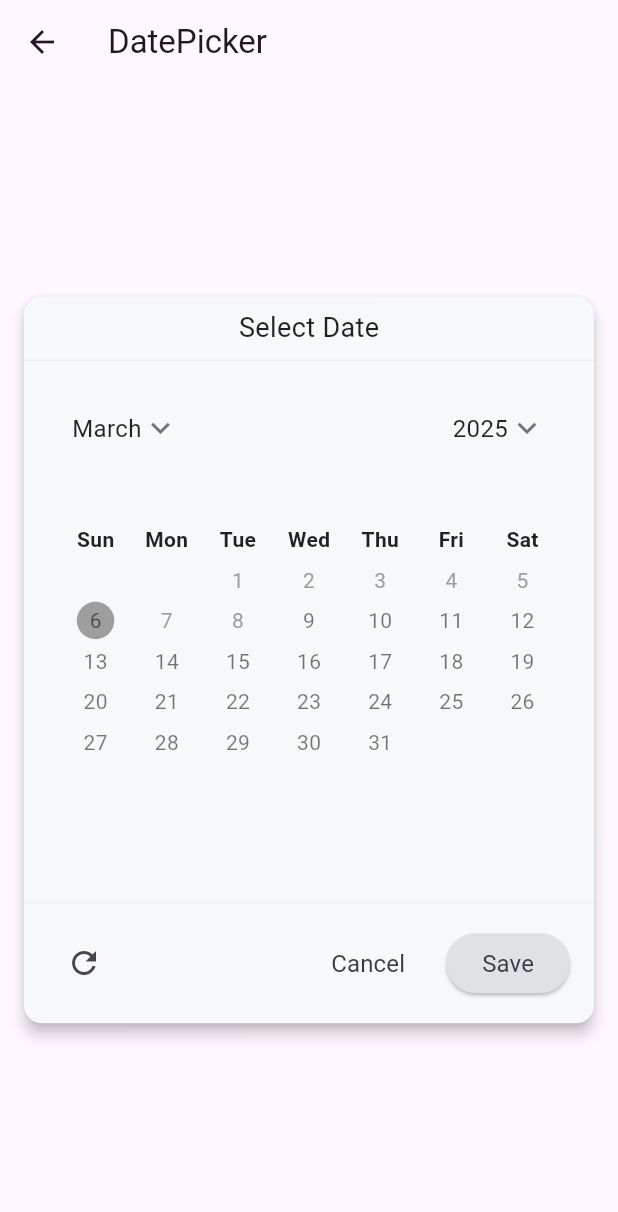
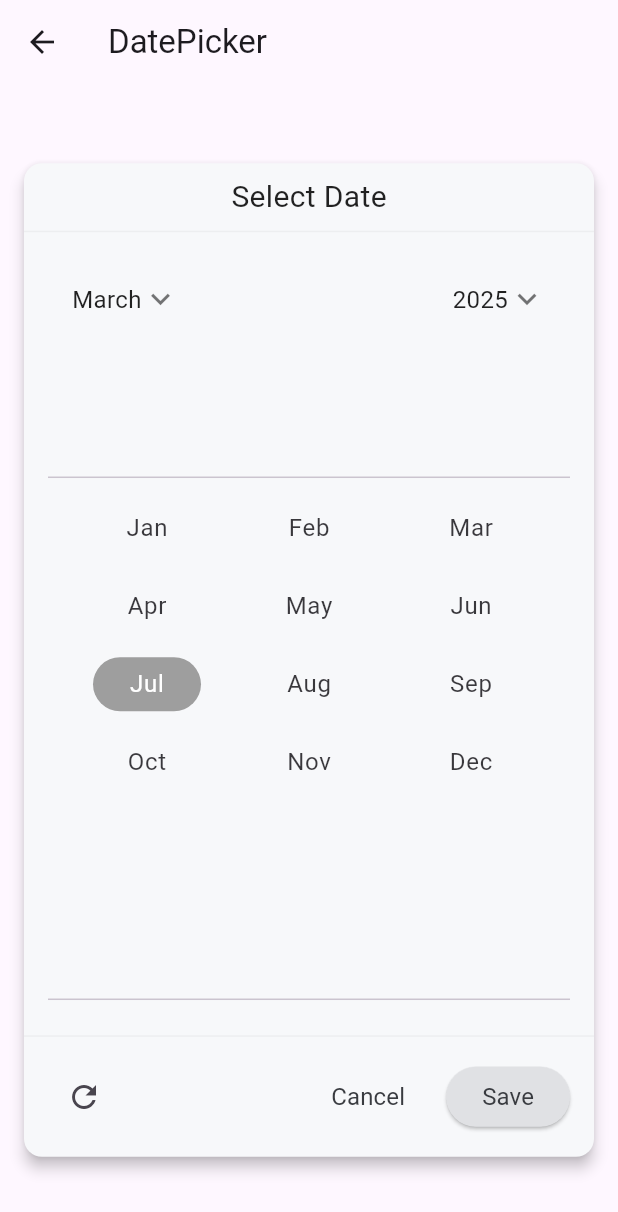
Before and after one commit to xymbia/flutter_realm, a Flutter app: the DatePickerPage screen opened directly, after a tap on "March", on a phone screen of 412 x 824 dp. Shown: the top 1212 px of the screen. Run offline on Flutter 3.47's test engine with Material 3 defaults, Android fonts, the phone set to English and light mode, and no system bars; our stand-ins replace dotted_border, dropdown_button2, flutter_screenutil, logger.

Commit message:
- Added callbacks for Month & Year Selections

```diff
--- a/lib/screens/date_picker_example.dart
+++ b/lib/screens/date_picker_example.dart
@@ -1,3 +1,5 @@
+import 'dart:developer';
+
 import 'package:flutter/material.dart';
 import 'package:flutter_realm/presentation/theme/app.dart';
 import 'package:flutter_screenutil/flutter_screenutil.dart';
@@ -18,60 +20,7 @@ class DatePickerPage extends StatefulWidget {
 
 class _SwitchTilePageState extends State<DatePickerPage> {
   bool switchValue = true;
-
-  final config = DatePickerWidgetConfig(
-    calendarViewMode: DatePickerWidgetMode.day,
-    hideMonthPickerDividers: true,
-    hideScrollViewMonthWeekHeader: true,
-    hideScrollViewTopHeader: true,
-    selectedDayHighlightColor: Colors.grey,
-    selectedDayTextStyle: const TextStyle(
-      color: Colors.black54,
-      fontWeight: FontWeight.normal,
-    ),
-    weekdayLabels: ['Sun', 'Mon', 'Tue', 'Wed', 'Thu', 'Fri', 'Sat'],
-    weekdayLabelTextStyle: const TextStyle(
-      color: Colors.black87,
-      fontWeight: FontWeight.bold,
-    ),
-    firstDayOfWeek: 0,
-    // 0 = Sunday, 1 = Monday, etc.
-    controlsHeight: 50,
-    dayMaxWidth: 25,
-    animateToDisplayedMonthDate: false,
-    controlsTextStyle: const TextStyle(
-      color: Colors.black,
-      fontSize: 15,
-      fontWeight: FontWeight.bold,
-    ),
-    dayTextStyle: const TextStyle(
-      color: Colors.black54,
-      fontWeight: FontWeight.normal,
-    ),
-    disabledDayTextStyle: const TextStyle(
-      color: Colors.grey,
-    ),
-    centerAlignModePicker: false,
-    useAbbrLabelForMonthModePicker: true,
-    modePickersGap: 0,
-    modePickerTextHandler: ({required monthDate, isMonthPicker}) {
-      if (isMonthPicker ?? false) {
-        // Custom month picker text
-        return '${getLocaleShortMonthFormat(const Locale('en')).format(monthDate)} C';
-      }
-
-      return null;
-    },
-    firstDate: DateTime(DateTime.now().year - 2, DateTime.now().month - 1,
-        DateTime.now().day - 5),
-    lastDate: DateTime(DateTime.now().year + 3, DateTime.now().month + 2,
-        DateTime.now().day + 10),
-    selectableDayPredicate: (day) =>
-        !day
-            .difference(DateTime.now().add(const Duration(days: 3)))
-            .isNegative &&
-        day.isBefore(DateTime.now().add(const Duration(days: 30))),
-  );
+  DatePickerWidgetMode mode = DatePickerWidgetMode.day;
 
   String selectedMonth = "March";
   int selectedYear = 2025;
@@ -117,6 +66,60 @@ class _SwitchTilePageState extends State<DatePickerPage> {
   ];
 
   Widget _buildSingleDatePickerWithValue() {
+    final config = DatePickerWidgetConfig(
+      calendarViewMode: mode,
+      hideMonthPickerDividers: false,
+      hideScrollViewMonthWeekHeader: false,
+      hideScrollViewTopHeader: false,
+      selectedDayHighlightColor: Colors.grey,
+      selectedDayTextStyle: const TextStyle(
+        color: Colors.black54,
+        fontWeight: FontWeight.normal,
+      ),
+      weekdayLabels: ['Sun', 'Mon', 'Tue', 'Wed', 'Thu', 'Fri', 'Sat'],
+      weekdayLabelTextStyle: const TextStyle(
+        color: Colors.black87,
+        fontWeight: FontWeight.bold,
+      ),
+      firstDayOfWeek: 0,
+      // 0 = Sunday, 1 = Monday, etc.
+      controlsHeight: 50,
+      dayMaxWidth: 50,
+      dayBorderRadius: BorderRadius.circular(8),
+      animateToDisplayedMonthDate: false,
+      controlsTextStyle: const TextStyle(
+        color: Colors.black,
+        fontSize: 15,
+        fontWeight: FontWeight.bold,
+      ),
+      dayTextStyle: const TextStyle(
+        color: Colors.black54,
+        fontWeight: FontWeight.normal,
+      ),
+      disabledDayTextStyle: const TextStyle(
+        color: Colors.grey,
+      ),
+      centerAlignModePicker: true,
+      useAbbrLabelForMonthModePicker: true,
+      modePickersGap: 0,
+      modePickerTextHandler: ({required monthDate, isMonthPicker}) {
+        if (isMonthPicker ?? false) {
+          // Custom month picker text
+          return '${getLocaleShortMonthFormat(const Locale('en')).format(monthDate)} C';
+        }
+
+        return null;
+      },
+      firstDate: DateTime(DateTime.now().year - 2, DateTime.now().month - 1,
+          DateTime.now().day - 5),
+      lastDate: DateTime(DateTime.now().year + 3, DateTime.now().month + 2,
+          DateTime.now().day + 10),
+      selectableDayPredicate: (day) =>
+          !day
+              .difference(DateTime.now().add(const Duration(days: 3)))
+              .isNegative &&
+          day.isBefore(DateTime.now().add(const Duration(days: 30))),
+    );
     return Card(
       elevation: 4,
       margin: const EdgeInsets.symmetric(horizontal: 16, vertical: 8),
@@ -130,7 +133,7 @@ class _SwitchTilePageState extends State<DatePickerPage> {
           Padding(
             padding: const EdgeInsets.only(top: 8.0, bottom: 8.0),
             child: Text('Select Date',
-                style: Font.apply(FontStyle.regular, FontSize.h5)),
+                style: Font.apply(FontStyle.regular, FontSize.h4)),
           ),
           const Divider(height: 1, color: Color(0xFFEDEEF0)),
           Padding(
@@ -142,7 +145,11 @@ class _SwitchTilePageState extends State<DatePickerPage> {
                 children: [
                   InkWell(
                     splashColor: Colors.white,
-                    onTap: () {},
+                    onTap: () {
+                      setState(() {
+                        mode = DatePickerWidgetMode.month;
+                      });
+                    },
                     hoverColor: Colors.yellow,
                     child: Container(
                       decoration: const BoxDecoration(
@@ -166,7 +173,11 @@ class _SwitchTilePageState extends State<DatePickerPage> {
                   ),
                   InkWell(
                     splashColor: Colors.white,
-                    onTap: () {},
+                    onTap: () {
+                      setState(() {
+                        mode = DatePickerWidgetMode.year;
+                      });
+                    },
                     hoverColor: Colors.yellow,
                     child: Container(
                       decoration: const BoxDecoration(
--- a/lib/utils/date_util.dart
+++ b/lib/utils/date_util.dart
@@ -51,3 +51,48 @@ int getDayRowsCount(int year, int month, int firstDayOfWeekIndex) {
   final int remainingDays = totalDays - (7 - monthFirstDayOffset);
   return (remainingDays / 7).ceil() + 1;
 }
+
+const List<String> monthNames = [
+  'January',
+  'February',
+  'March',
+  'April',
+  'May',
+  'June',
+  'July',
+  'August',
+  'September',
+  'October',
+  'November',
+  'December'
+];
+
+const List<String> monthAbbreviations = [
+  'Jan',
+  'Feb',
+  'Mar',
+  'Apr',
+  'May',
+  'Jun',
+  'Jul',
+  'Aug',
+  'Sep',
+  'Oct',
+  'Nov',
+  'Dec'
+];
+
+/// Returns full month name from month number (1-12)
+String getMonthName(int monthNumber) {
+  if (monthNumber >= 1 && monthNumber <= 12) {
+    return monthNames[monthNumber - 1];
+  }
+  throw ArgumentError('Month number must be between 1 and 12');
+}
+
+String getMonthAbbreviation(int monthNumber) {
+  if (monthNumber >= 1 && monthNumber <= 12) {
+    return monthAbbreviations[monthNumber - 1];
+  }
+  throw ArgumentError('Month number must be between 1 and 12');
+}
--- a/lib/widgets/_impl/_calendar_view.dart
+++ b/lib/widgets/_impl/_calendar_view.dart
@@ -295,10 +295,72 @@ class _CalendarViewState extends State<_CalendarView> {
     return widget.config.selectableDayPredicate?.call(date) ?? true;
   }
 
+  List<Widget> _dayHeaders(
+      TextStyle? headerStyle, MaterialLocalizations localizations) {
+    final List<Widget> result = <Widget>[];
+    final weekdays =
+        widget.config.weekdayLabels ?? localizations.narrowWeekdays;
+    final firstDayOfWeek =
+        widget.config.firstDayOfWeek ?? localizations.firstDayOfWeekIndex;
+    assert(firstDayOfWeek >= 0 && firstDayOfWeek <= 6,
+        'firstDayOfWeek must between 0 and 6');
+    for (int i = firstDayOfWeek; true; i = (i + 1) % 7) {
+      final String weekday = weekdays[i];
+      result.add(ExcludeSemantics(
+        child: widget.config.weekdayLabelBuilder?.call(weekday: i) ??
+            Center(
+              child: Text(
+                weekday,
+                style: widget.config.weekdayLabelTextStyle ?? headerStyle,
+              ),
+            ),
+      ));
+      if (i == (firstDayOfWeek - 1) % 7) break;
+    }
+    return result;
+  }
+
   Widget _buildItems(BuildContext context, int index) {
+    final ColorScheme colorScheme = Theme.of(context).colorScheme;
+    final MaterialLocalizations localizations =
+        MaterialLocalizations.of(context);
+    final TextTheme textTheme = Theme.of(context).textTheme;
+    final TextStyle? headerStyle = textTheme.bodySmall?.apply(
+      color: colorScheme.onSurface.withValues(alpha: 0.60),
+    );
+    final List<Widget> dayItems = _dayHeaders(headerStyle, localizations);
     final DateTime month =
         DateUtils.addMonthsToMonthDate(widget.config.firstDate, index);
-    return _DayPicker(
+    return Stack(
+      children: [
+        GridView.custom(
+          padding: EdgeInsets.zero,
+          physics: const ClampingScrollPhysics(),
+          gridDelegate: _DayPickerGridDelegate(
+            config: widget.config,
+            dayRowsCount: widget.config.dynamicCalendarRows == true
+                ? getDayRowsCount(
+                    month.year,
+                    month.month,
+                    widget.config.firstDayOfWeek ??
+                        _localizations.firstDayOfWeekIndex,
+                  )
+                : _maxDayPickerRowCount,
+          ),
+          childrenDelegate: SliverChildListDelegate(
+            dayItems,
+            addRepaintBoundaries: false,
+          ),
+        ),
+        Padding(
+          padding: const EdgeInsets.only(top: 50.0, left: 10.0),
+          child: Text(
+              "${getMonthAbbreviation(month.month)} ${month.year.toString()}",
+              style: Font.apply(FontStyle.regular, FontSize.h6)),
+        ),
+        Padding(
+          padding: const EdgeInsets.only(top: 80.0),
+          child: _DayPicker(
             key: ValueKey<DateTime>(month),
             selectedDates: widget.selectedDates.whereType<DateTime>().toList(),
             onChanged: _handleDateSelected,
@@ -312,6 +374,9 @@ class _CalendarViewState extends State<_CalendarView> {
                         _localizations.firstDayOfWeekIndex,
                   )
                 : _maxDayPickerRowCount,
+          ),
+        ),
+      ],
     );
   }
 
@@ -330,41 +395,41 @@ class _CalendarViewState extends State<_CalendarView> {
           //   height: (widget.config.controlsHeight ?? _subHeaderHeight),
           //   child: Row(
           //     children: <Widget>[
-          //       //if (widget.config.centerAlignModePicker != true) const Spacer(),
-          //       // if (widget.config.hideLastMonthIcon != true)
-          //       //   IconButton(
-          //       //     splashRadius: widget.config.dayMaxWidth != null
-          //       //         ? widget.config.dayMaxWidth! * 2 / 3
-          //       //         : null,
-          //       //     icon: widget.config.lastMonthIcon ??
-          //       //         Icon(widget.config.dayModeScrollDirection ==
-          //       //                 Axis.vertical
-          //       //             ? Icons.keyboard_arrow_up
-          //       //             : Icons.chevron_left),
-          //       //     color: controlColor,
-          //       //     tooltip: _isDisplayingFirstMonth
-          //       //         ? null
-          //       //         : _localizations.previousMonthTooltip,
-          //       //     onPressed:
-          //       //         _isDisplayingFirstMonth ? null : _handlePreviousMonth,
-          //       //   ),
-          //       //if (widget.config.centerAlignModePicker == true) const Spacer(),
-          //       // if (widget.config.hideNextMonthIcon != true)
-          //       //   IconButton(
-          //       //     splashRadius: widget.config.dayMaxWidth != null
-          //       //         ? widget.config.dayMaxWidth! * 2 / 3
-          //       //         : null,
-          //       //     icon: widget.config.nextMonthIcon ??
-          //       //         Icon(widget.config.dayModeScrollDirection ==
-          //       //                 Axis.vertical
-          //       //             ? Icons.keyboard_arrow_down
-          //       //             : Icons.chevron_right),
-          //       //     color: controlColor,
-          //       //     tooltip: _isDisplayingLastMonth
-          //       //         ? null
-          //       //         : _localizations.nextMonthTooltip,
-          //       //     onPressed: _isDisplayingLastMonth ? null : _handleNextMonth,
-          //       //   ),
+          //       if (widget.config.centerAlignModePicker != true) const Spacer(),
+          //       if (widget.config.hideLastMonthIcon != true)
+          //         IconButton(
+          //           splashRadius: widget.config.dayMaxWidth != null
+          //               ? widget.config.dayMaxWidth! * 2 / 3
+          //               : null,
+          //           icon: widget.config.lastMonthIcon ??
+          //               Icon(widget.config.dayModeScrollDirection ==
+          //                       Axis.vertical
+          //                   ? Icons.keyboard_arrow_up
+          //                   : Icons.chevron_left),
+          //           color: controlColor,
+          //           tooltip: _isDisplayingFirstMonth
+          //               ? null
+          //               : _localizations.previousMonthTooltip,
+          //           onPressed:
+          //               _isDisplayingFirstMonth ? null : _handlePreviousMonth,
+          //         ),
+          //       if (widget.config.centerAlignModePicker == true) const Spacer(),
+          //       if (widget.config.hideNextMonthIcon != true)
+          //         IconButton(
+          //           splashRadius: widget.config.dayMaxWidth != null
+          //               ? widget.config.dayMaxWidth! * 2 / 3
+          //               : null,
+          //           icon: widget.config.nextMonthIcon ??
+          //               Icon(widget.config.dayModeScrollDirection ==
+          //                       Axis.vertical
+          //                   ? Icons.keyboard_arrow_down
+          //                   : Icons.chevron_right),
+          //           color: controlColor,
+          //           tooltip: _isDisplayingLastMonth
+          //               ? null
+          //               : _localizations.nextMonthTooltip,
+          //           onPressed: _isDisplayingLastMonth ? null : _handleNextMonth,
+          //         ),
           //     ],
           //   ),
           // ),
--- a/lib/widgets/_impl/_day_picker.dart
+++ b/lib/widgets/_impl/_day_picker.dart
@@ -140,7 +140,9 @@ class _DayPickerState extends State<_DayPicker> {
     final int dayOffset = getMonthFirstDayOffset(year, month,
         widget.config.firstDayOfWeek ?? localizations.firstDayOfWeekIndex);
 
-    final List<Widget> dayItems = _dayHeaders(headerStyle, localizations);
+    //final List<Widget> dayItems = _dayHeaders(headerStyle, localizations);
+    final List<Widget> dayItems = [];
+
     if (widget.config.calendarViewMode == DatePickerWidgetMode.scroll &&
         widget.config.hideScrollViewMonthWeekHeader == true) {
       dayItems.clear();
@@ -164,19 +166,15 @@ class _DayPickerState extends State<_DayPicker> {
             DateUtils.isSameDay(widget.config.currentDate, dayToBuild);
 
         BoxDecoration? decoration;
+
         Color dayColor = enabledDayColor;
         if (isSelectedDay) {
           // The selected day gets a circle background highlight, and a
           // contrasting text color.
           dayColor = selectedDayColor;
           decoration = BoxDecoration(
-            borderRadius: widget.config.dayBorderRadius,
-            color: widget.config.selectedDayHighlightColor ??
-                selectedDayBackground,
-            shape: widget.config.dayBorderRadius != null
-                ? BoxShape.rectangle
-                : BoxShape.circle,
-          );
+              borderRadius: BorderRadius.circular(50),
+              border: Border.all(width: 1, color: const Color(0xFF393B40)));
         } else if (isDisabled) {
           dayColor = disabledDayColor;
         } else if (isToday) {
@@ -447,7 +445,7 @@ class _DayPickerGridDelegate extends SliverGridDelegate {
       totalRowsCount -= 1;
     }
     var rowHeight = config?.dayMaxWidth != null
-        ? (config!.dayMaxWidth! + 2)
+        ? (config!.dayMaxWidth! + 4)
         : _dayPickerRowHeight;
     final double tileHeight = math.min(
       rowHeight,
--- a/lib/widgets/date_picker_widget.dart
+++ b/lib/widgets/date_picker_widget.dart
@@ -7,6 +7,7 @@ import 'package:flutter/services.dart';
 
 import '../models/date_picker_widget_config.dart';
 import '../utils/date_util.dart';
+import '../utils/font_helper.dart';
 
 part '../widgets/_impl/_calendar_scroll_view.dart';
 part '../widgets/_impl/_calendar_view.dart';
```
Lines whose indentation alone changed are shown as unchanged.
